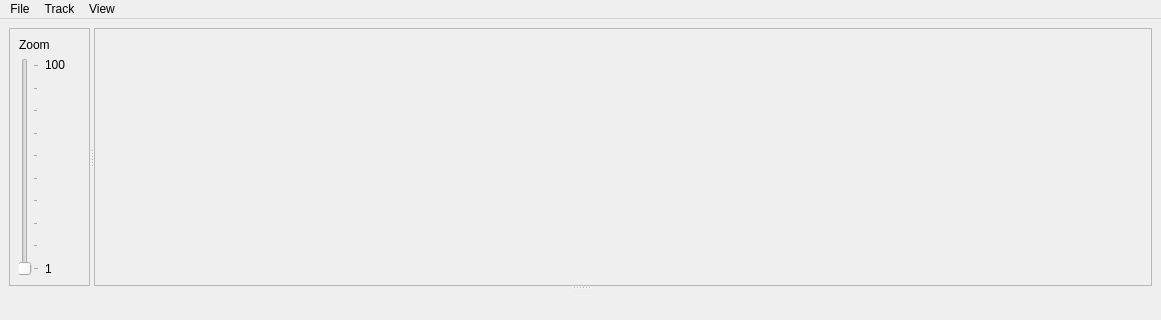
Before: the Qt Designer form trackeditor/TrackEditor.ui in martinrunge/trackeditor, drawn with Qt 5; both pictures show x 0 to 1161 and y 0 to 320 of the 1161 by 722 pixel window.
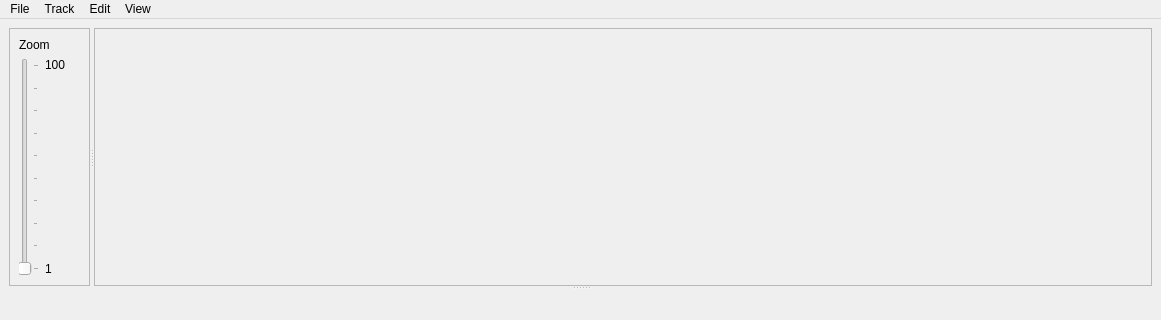
After: the same form once the commit is applied.

```diff
--- a/trackeditor/TrackEditor.ui
+++ b/trackeditor/TrackEditor.ui
@@ -196,7 +196,7 @@
      <x>0</x>
      <y>0</y>
      <width>1161</width>
-     <height>25</height>
+     <height>22</height>
     </rect>
    </property>
    <widget class="QMenu" name="menuFile" >
@@ -237,10 +237,16 @@
      <addaction name="actionMerkator" />
     </widget>
     <addaction name="menuMap_Projection" />
-    <addaction name="menuProfiles" />
+   </widget>
+   <widget class="QMenu" name="menuEdit" >
+    <property name="title" >
+     <string>Edit</string>
+    </property>
+    <addaction name="actionSettings" />
    </widget>
    <addaction name="menuFile" />
    <addaction name="menuTrack" />
+   <addaction name="menuEdit" />
    <addaction name="menuView" />
   </widget>
   <widget class="QStatusBar" name="statusbar" />
```
Left out of the diff: 16 changed lines with no effect on the pictures.
